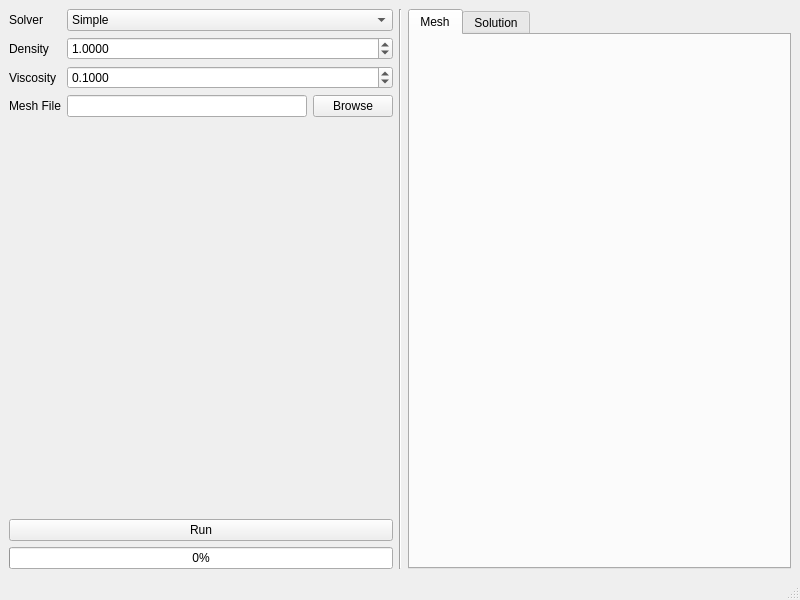
obrienadam/latte, file ui/main_window.ui: the form before one commit.
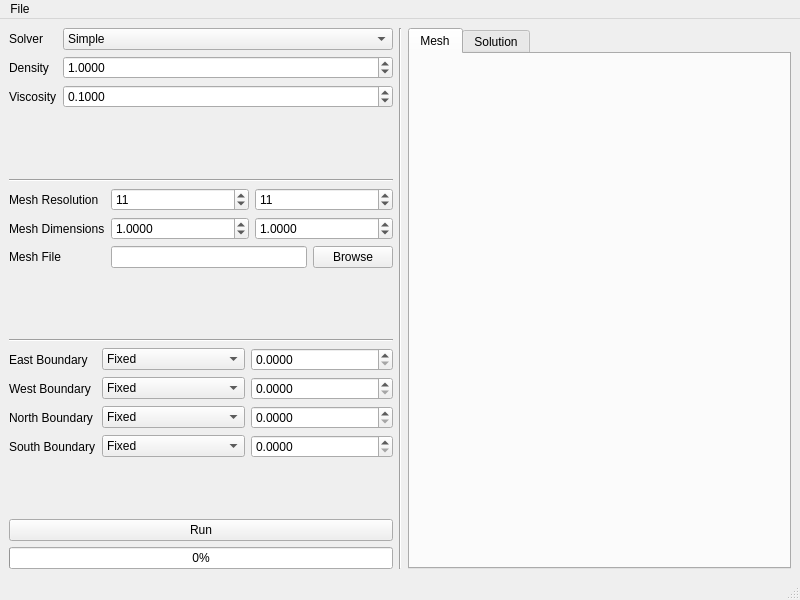
The form after the commit.

Commit message: Added some more functionality to the gui. Added a basic finite difference class, as well as the skeleton for the solver classes.

```diff
--- a/ui/main_window.ui
+++ b/ui/main_window.ui
@@ -85,8 +85,26 @@
             </property>
            </widget>
           </item>
-          <item row="3" column="1">
-           <layout class="QHBoxLayout" name="horizontalLayout_4">
+         </layout>
+        </item>
+        <item>
+         <widget class="Line" name="line_2">
+          <property name="orientation">
+           <enum>Qt::Horizontal</enum>
+          </property>
+         </widget>
+        </item>
+        <item>
+         <layout class="QFormLayout" name="formLayout_2">
+          <item row="2" column="0">
+           <widget class="QLabel" name="mesh_label">
+            <property name="text">
+             <string>Mesh File</string>
+            </property>
+           </widget>
+          </item>
+          <item row="2" column="1">
+           <layout class="QHBoxLayout" name="horizontalLayout_3">
             <item>
              <widget class="QLineEdit" name="mesh_line_edit"/>
             </item>
@@ -99,13 +117,246 @@
             </item>
            </layout>
           </item>
+          <item row="0" column="0">
+           <widget class="QLabel" name="mesh_resolution_label">
+            <property name="text">
+             <string>Mesh Resolution</string>
+            </property>
+           </widget>
+          </item>
+          <item row="0" column="1">
+           <layout class="QHBoxLayout" name="horizontalLayout_4">
+            <item>
+             <widget class="QSpinBox" name="mesh_xresolution_spin_box">
+              <property name="accelerated">
+               <bool>true</bool>
+              </property>
+              <property name="minimum">
+               <number>1</number>
+              </property>
+              <property name="maximum">
+               <number>10000</number>
+              </property>
+              <property name="value">
+               <number>11</number>
+              </property>
+             </widget>
+            </item>
+            <item>
+             <widget class="QSpinBox" name="mesh_yresolution_spin_box">
+              <property name="accelerated">
+               <bool>true</bool>
+              </property>
+              <property name="minimum">
+               <number>1</number>
+              </property>
+              <property name="maximum">
+               <number>10000</number>
+              </property>
+              <property name="value">
+               <number>11</number>
+              </property>
+             </widget>
+            </item>
+           </layout>
+          </item>
+          <item row="1" column="0">
+           <widget class="QLabel" name="mesh_dimensions_label">
+            <property name="text">
+             <string>Mesh Dimensions</string>
+            </property>
+           </widget>
+          </item>
+          <item row="1" column="1">
+           <layout class="QHBoxLayout" name="horizontalLayout_5">
+            <item>
+             <widget class="QDoubleSpinBox" name="mesh_xdimensions_spin_box">
+              <property name="accelerated">
+               <bool>true</bool>
+              </property>
+              <property name="decimals">
+               <number>4</number>
+              </property>
+              <property name="singleStep">
+               <double>0.100000000000000</double>
+              </property>
+              <property name="value">
+               <double>1.000000000000000</double>
+              </property>
+             </widget>
+            </item>
+            <item>
+             <widget class="QDoubleSpinBox" name="mesh_ydimensions_spin_box">
+              <property name="accelerated">
+               <bool>true</bool>
+              </property>
+              <property name="decimals">
+               <number>4</number>
+              </property>
+              <property name="minimum">
+               <double>0.000000000000000</double>
+              </property>
+              <property name="singleStep">
+               <double>0.100000000000000</double>
+              </property>
+              <property name="value">
+               <double>1.000000000000000</double>
+              </property>
+             </widget>
+            </item>
+           </layout>
+          </item>
+         </layout>
+        </item>
+        <item>
+         <widget class="Line" name="line_3">
+          <property name="orientation">
+           <enum>Qt::Horizontal</enum>
+          </property>
+         </widget>
+        </item>
+        <item>
+         <layout class="QFormLayout" name="formLayout_3">
+          <item row="0" column="0">
+           <widget class="QLabel" name="east_boundary_label">
+            <property name="text">
+             <string>East Boundary</string>
+            </property>
+           </widget>
+          </item>
+          <item row="0" column="1">
+           <layout class="QHBoxLayout" name="horizontalLayout_6">
+            <item>
+             <widget class="QComboBox" name="east_boundary_combo_box">
+              <item>
+               <property name="text">
+                <string>Fixed</string>
+               </property>
+              </item>
+              <item>
+               <property name="text">
+                <string>Normal Gradient</string>
+               </property>
+              </item>
+             </widget>
+            </item>
+            <item>
+             <widget class="QDoubleSpinBox" name="east_boundary_spin_box">
+              <property name="decimals">
+               <number>4</number>
+              </property>
+              <property name="singleStep">
+               <double>0.100000000000000</double>
+              </property>
+             </widget>
+            </item>
+           </layout>
+          </item>
+          <item row="1" column="0">
+           <widget class="QLabel" name="west_boundary_label">
+            <property name="text">
+             <string>West Boundary</string>
+            </property>
+           </widget>
+          </item>
+          <item row="1" column="1">
+           <layout class="QHBoxLayout" name="horizontalLayout_7">
+            <item>
+             <widget class="QComboBox" name="west_boundary_combo_box">
+              <item>
+               <property name="text">
+                <string>Fixed</string>
+               </property>
+              </item>
+              <item>
+               <property name="text">
+                <string>Normal Gradient</string>
+               </property>
+              </item>
+             </widget>
+            </item>
+            <item>
+             <widget class="QDoubleSpinBox" name="west_boundary_spin_box">
+              <property name="decimals">
+               <number>4</number>
+              </property>
+              <property name="singleStep">
+               <double>0.100000000000000</double>
+              </property>
+             </widget>
+            </item>
+           </layout>
+          </item>
+          <item row="2" column="0">
+           <widget class="QLabel" name="north_boundary_label">
+            <property name="text">
+             <string>North Boundary</string>
+            </property>
+           </widget>
+          </item>
+          <item row="2" column="1">
+           <layout class="QHBoxLayout" name="horizontalLayout_8">
+            <item>
+             <widget class="QComboBox" name="north_boundary_combo_box">
+              <item>
+               <property name="text">
+                <string>Fixed</string>
+               </property>
+              </item>
+              <item>
+               <property name="text">
+                <string>Normal Gradient</string>
+               </property>
+              </item>
+             </widget>
+            </item>
+            <item>
+             <widget class="QDoubleSpinBox" name="north_boundary_spin_box">
+              <property name="decimals">
+               <number>4</number>
+              </property>
+              <property name="singleStep">
+               <double>0.100000000000000</double>
+              </property>
+             </widget>
+            </item>
+           </layout>
+          </item>
           <item row="3" column="0">
-           <widget class="QLabel" name="mesh_label">
+           <widget class="QLabel" name="south_boundary_label">
             <property name="text">
-             <string>Mesh File</string>
+             <string>South Boundary</string>
             </property>
            </widget>
           </item>
+          <item row="3" column="1">
+           <layout class="QHBoxLayout" name="horizontalLayout_9">
+            <item>
+             <widget class="QComboBox" name="south_boundary_combo_box">
+              <item>
+               <property name="text">
+                <string>Fixed</string>
+               </property>
+              </item>
+              <item>
+               <property name="text">
+                <string>Normal Gradient</string>
+               </property>
+              </item>
+             </widget>
+            </item>
+            <item>
+             <widget class="QDoubleSpinBox" name="south_boundary_spin_box">
+              <property name="decimals">
+               <number>4</number>
+              </property>
+              <property name="singleStep">
+               <double>0.100000000000000</double>
+              </property>
+             </widget>
+            </item>
+           </layout>
+          </item>
          </layout>
         </item>
         <item>
@@ -178,9 +429,16 @@
      <x>0</x>
      <y>0</y>
      <width>800</width>
-     <height>21</height>
+     <height>27</height>
     </rect>
    </property>
+   <widget class="QMenu" name="menuFile">
+    <property name="title">
+     <string>File</string>
+    </property>
+    <addaction name="actionOpen"/>
+   </widget>
+   <addaction name="menuFile"/>
   </widget>
   <widget class="QStatusBar" name="statusbar"/>
  </widget>
```
Left out of the diff: 41 changed lines with no effect on the pictures. The commit also changes 5 other files.
